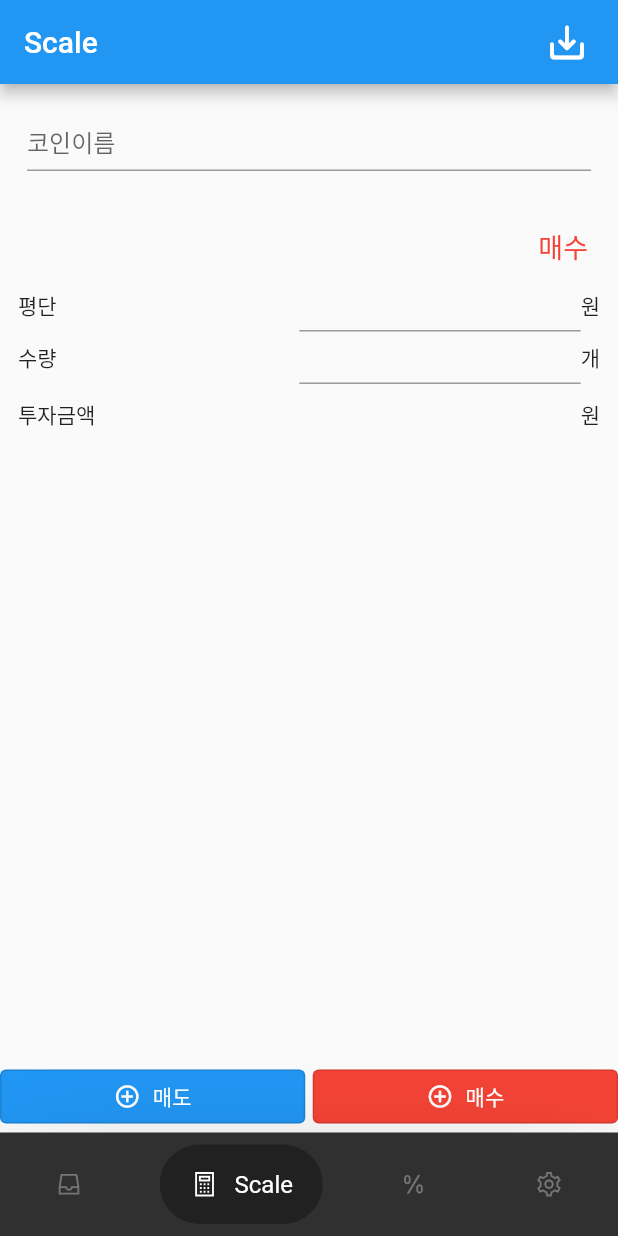
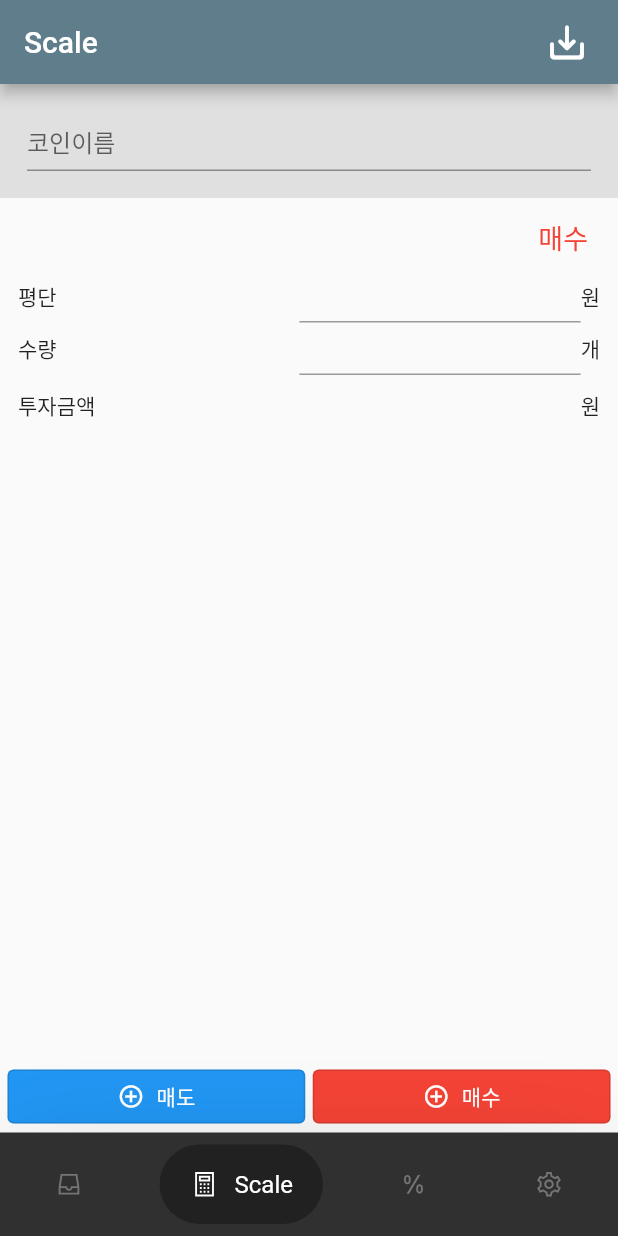
Before and after one commit to realapril/crypto_scale_trade, a Flutter app: the screen it shows after launch, item 2 of the bottom bar chosen, on a phone screen of 412 x 824 dp. Run offline on Flutter 3.47's test engine with Material 2 defaults, Android fonts, the phone set to English and light mode, and no system bars; drawn by our look-alikes of google_nav_bar; our stand-ins replace flutter_keyboard_visibility, google_fonts, line_icons, sticky_headers; generated files the repository leaves out were written again.

Commit message:
Edited ui of listview in scale planning screen , changed primarySwatch color

```diff
--- a/lib/component/plan_list_view.dart
+++ b/lib/component/plan_list_view.dart
@@ -57,7 +57,7 @@ class _PlanListViewState extends State<PlanListView> {
         ),
       ),
       child: Padding(
-        padding: const EdgeInsets.fromLTRB(12, 10, 12, 12),
+        padding: const EdgeInsets.fromLTRB(12, 4, 12, 12),
         child: Column(
           crossAxisAlignment: CrossAxisAlignment.end,
           children: [
@@ -65,7 +65,7 @@ class _PlanListViewState extends State<PlanListView> {
               padding: const EdgeInsets.all(8.0),
               child: Text('매수', style: _txtStyle.scaleTradePlan_buyTextStyle(),),
             ) : Padding(
-              padding: const EdgeInsets.all(8.0),
+              padding: const EdgeInsets.all(5.0),
               child: Text('매도', style: _txtStyle.scaleTradePlan_sellTextStyle()),
             ),
             Row(
--- a/lib/main.dart
+++ b/lib/main.dart
@@ -24,6 +24,16 @@ void main() {
           GlobalCupertinoLocalizations.delegate,
           AppLocalizations.delegate,
         ],
-        supportedLocales: L10n.all,),
+        supportedLocales: L10n.all,
+        theme: ThemeData(
+          primarySwatch: Colors.blueGrey,
+          // fontFamily: 'Georgia',
+          // textTheme: TextTheme(
+          //   headline1: TextStyle(fontSize: 72.0, fontWeight: FontWeight.bold),
+          //   headline6: TextStyle(fontSize: 36.0, fontStyle: FontStyle.italic),
+          //   bodyText2: TextStyle(fontSize: 14.0, fontFamily: 'Hind'),
+          // ),
+        ),
+    ),
   ));
 }
--- a/lib/screens/scale_planning_screen.dart
+++ b/lib/screens/scale_planning_screen.dart
@@ -44,12 +44,15 @@ class _ScalePlanning extends State<ScalePlanningScreen>{
         behavior: HitTestBehavior.opaque,
           child: Column(
               children: [
-                Padding(
-                  padding: const EdgeInsets.all(18.0),
-                  child: TextField(
-                    decoration: const InputDecoration(
-                      isDense: true,
-                      hintText: '코인이름',
+                Container(
+                  color: Colors.grey[300],
+                  child: Padding(
+                    padding: const EdgeInsets.all(18.0),
+                    child: TextField(
+                      decoration: const InputDecoration(
+                        isDense: true,
+                        hintText: '코인이름',
+                      ),
                     ),
                   ),
                 ),
@@ -66,6 +69,9 @@ class _ScalePlanning extends State<ScalePlanningScreen>{
   Widget _addPlanBtnWidget(){
     return Row(
       children: [
+        SizedBox(
+          width: 5.0,
+        ),
         Expanded(child:
         OutlinedButton.icon(
           style: OutlinedButton.styleFrom(
@@ -95,6 +101,9 @@ class _ScalePlanning extends State<ScalePlanningScreen>{
           icon: Icon(Icons.add_circle_outline_outlined, size: 18),
           label: Text("매수"),
         )
+        ),
+        SizedBox(
+          width: 5.0,
         ),
       ],
     );
```
